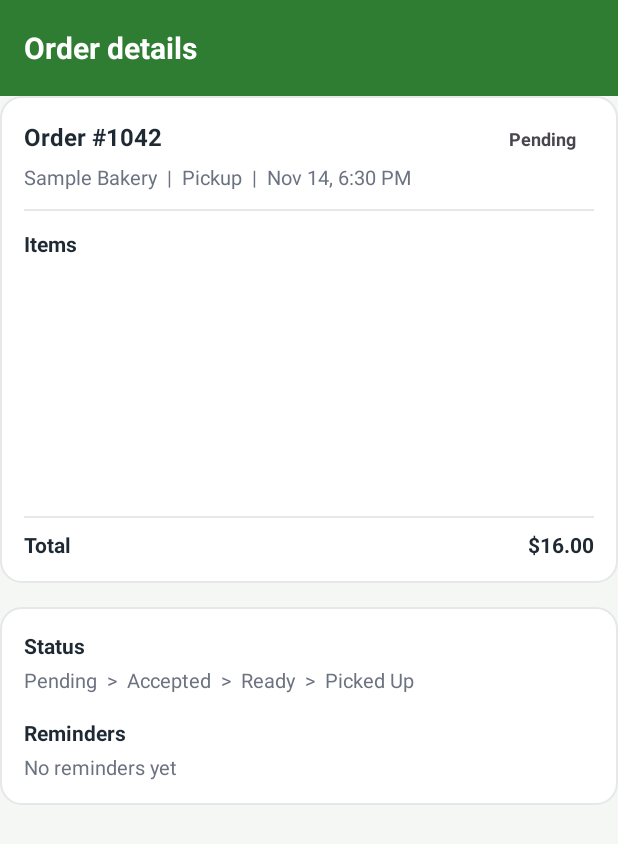
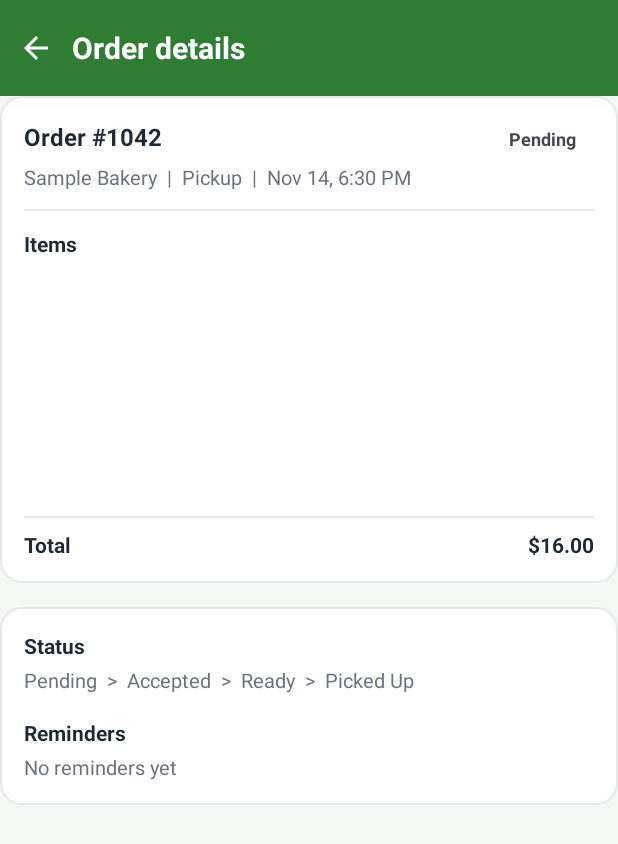
Before and after one commit to shalomgeorge97/grabngo, an Android app: the layout activity_customer_order_details.xml on its own in the app's theme, with its tools: preview values and no code run, on a phone screen of 412 x 824 dp. Shown: the top 844 px of the screen. Run offline under Robolectric (Android 15) with nearby library versions, the phone set to English and light mode, and no system bars.

Commit message:
Customer order details with cancel and status trail (#69)

```diff
--- a/app/src/main/java/com/example/grabngo/OrderHistory.java
+++ b/app/src/main/java/com/example/grabngo/OrderHistory.java
@@ -53,7 +53,7 @@ public class OrderHistory extends AppCompatActivity {
         rvOrderHistory.setLayoutManager(new LinearLayoutManager(this));
 
         adapter = new OrderHistoryAdapter(orderList, restaurantNames, order -> {
-            Intent intent = new Intent(OrderHistory.this, OrderDetails.class);
+            Intent intent = new Intent(OrderHistory.this, CustomerOrderDetails.class);
             intent.putExtra("order_id", order.getOrderId());
             startActivity(intent);
         });
--- a/app/src/main/java/com/example/grabngo/Payment.java
+++ b/app/src/main/java/com/example/grabngo/Payment.java
@@ -207,7 +207,7 @@ public class Payment extends AppCompatActivity {
 
                 runOnUiThread(() -> {
                     Toast.makeText(this, R.string.checkout_order_placed, Toast.LENGTH_SHORT).show();
-                    Intent intent = new Intent(Payment.this, OrderDetails.class);
+                    Intent intent = new Intent(Payment.this, CustomerOrderDetails.class);
                     intent.putExtra("order_id", (int) orderId);
                     startActivity(intent);
                     finish();
--- a/app/src/main/res/layout/activity_customer_order_details.xml
+++ b/app/src/main/res/layout/activity_customer_order_details.xml
@@ -9,22 +9,35 @@
     android:background="@color/background"
     tools:context=".OrderDetails">
 
-    <TextView
+    <LinearLayout
         android:id="@+id/titleDisplay"
         android:layout_width="0dp"
-        android:layout_height="wrap_content"
+        android:layout_height="?attr/actionBarSize"
         android:background="@color/primary"
         android:gravity="center_vertical"
-        android:minHeight="?attr/actionBarSize"
-        android:paddingStart="16dp"
-        android:text="@string/order_details_title"
-        android:textColor="@android:color/white"
-        android:textSize="20sp"
-        android:textStyle="bold"
+        android:orientation="horizontal"
         app:layout_constraintEnd_toEndOf="parent"
         app:layout_constraintStart_toStartOf="parent"
-        app:layout_constraintTop_toTopOf="parent"
-        tools:ignore="RtlSymmetry,VisualLintSystemUi" />
+        app:layout_constraintTop_toTopOf="parent">
+
+        <ImageView
+            android:id="@+id/btnBack"
+            android:layout_width="48dp"
+            android:layout_height="48dp"
+            android:background="?attr/selectableItemBackgroundBorderless"
+            android:contentDescription="@string/action_back"
+            android:padding="12dp"
+            android:src="@drawable/ic_arrow_back"
+            app:tint="@android:color/white" />
+
+        <TextView
+            android:layout_width="wrap_content"
+            android:layout_height="wrap_content"
+            android:text="@string/order_details_title"
+            android:textColor="@android:color/white"
+            android:textSize="20sp"
+            android:textStyle="bold" />
+    </LinearLayout>
 
     <!-- Shared header, items, total (order_summary_include.xml) -->
     <include
@@ -93,4 +106,16 @@
         </LinearLayout>
     </LinearLayout>
 
+    <com.google.android.material.button.MaterialButton
+        android:id="@+id/btnCancelOrder"
+        style="@style/Widget.GrabNGo.Button.Danger"
+        android:layout_width="0dp"
+        android:layout_height="wrap_content"
+        android:layout_marginTop="16dp"
+        android:text="@string/customer_order_cancel"
+        android:visibility="gone"
+        app:layout_constraintEnd_toEndOf="parent"
+        app:layout_constraintStart_toStartOf="parent"
+        app:layout_constraintTop_toBottomOf="@id/customerInfoCard" />
+
 </androidx.constraintlayout.widget.ConstraintLayout>
--- a/app/src/main/res/values/strings.xml
+++ b/app/src/main/res/values/strings.xml
@@ -157,6 +157,12 @@
     <string name="checkout_error_stock">Sorry, some items just ran out. Please go back and adjust your order.</string>
     <string name="checkout_error_generic">Something went wrong. Please try again.</string>
 
+    <string name="customer_order_cancel">Cancel order</string>
+    <string name="customer_order_cancelled">Order cancelled</string>
+    <string name="customer_order_cancel_failed">This order can no longer be cancelled.</string>
+    <string name="customer_order_cancel_confirm">Cancel this order?</string>
+    <string name="customer_order_keep">Keep order</string>
+
     <string name="history_unknown_restaurant">Restaurant</string>
     <string name="history_line_one_format">Order #%1$d  |  %2$s</string>
     <string name="history_line_two_format">$%1$.2f  |  %2$s</string>
```
Also changed, not shown: app/src/main/java/com/example/grabngo/CustomerOrderDetails.java (+186 -12 lines).
